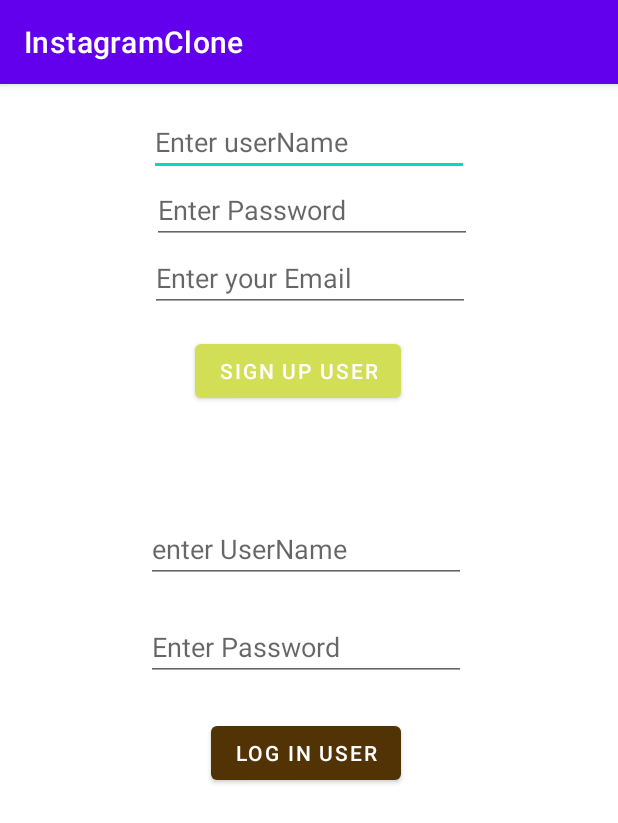
After one commit to mottaghi7/Instagram, an Android app: the SignupLoginActivity screen opened directly, with no data from a screen before it, on a phone screen of 412 x 824 dp. The commit adds this screen. Shown: the top 823 px of the screen. Run offline under Robolectric (Android 15) with nearby library versions, the phone set to English and light mode, and no system bars; libraries missing offline, so code that uses them is left out: com.parse, com.shashank.sony.

Commit message:
SignUp and Login Parse

```diff
--- /dev/null
+++ b/app/src/main/java/com/example/instagramclone/SignupLoginActivity.java
@@ -0,0 +1,74 @@
+package com.example.instagramclone;
+
+import android.os.Bundle;
+import android.os.PersistableBundle;
+import android.view.View;
+import android.widget.Button;
+import android.widget.EditText;
+
+import com.parse.GetCallback;
+import com.parse.LogInCallback;
+import com.parse.ParseException;
+import com.parse.ParseUser;
+import com.parse.SignUpCallback;
+import com.shashank.sony.fancytoastlib.FancyToast;
+
+import androidx.annotation.Nullable;
+import androidx.appcompat.app.AppCompatActivity;
+
+public class SignupLoginActivity extends AppCompatActivity {
+    private EditText edtUserNameSignUp,edtPasswordSignUp,edtUserNameLogin,edtPasswordLogin , edtEmailSignUp ;
+    private Button btnSignUp,btnLogin;
+
+    @Override
+    protected void onCreate(@Nullable Bundle savedInstanceState) {
+        super.onCreate(savedInstanceState);
+        setContentView(R.layout.signup_login_activity);
+        edtUserNameSignUp =findViewById(R.id.edtUserNameSignUp);
+        edtPasswordSignUp =findViewById(R.id.edtPasswordSignUp);
+        edtUserNameLogin =findViewById(R.id.edtUserNameLogin);
+        edtPasswordLogin =findViewById(R.id.edtPasswordLogin);
+        btnSignUp =findViewById(R.id.btnSignUp);
+        btnLogin =findViewById(R.id.btnLogin);
+        edtEmailSignUp = findViewById(R.id.edtEmailSignUp);
+        btnSignUp.setOnClickListener(new View.OnClickListener() {
+            @Override
+            public void onClick(View v) {
+                ParseUser appUser = new ParseUser();
+                appUser.setUsername(edtUserNameSignUp.getText().toString());
+                appUser.setPassword(edtPasswordSignUp.getText().toString());
+                appUser.setEmail(edtEmailSignUp.getText().toString());
+
+                appUser.signUpInBackground(new SignUpCallback() {
+                    @Override
+                    public void done(ParseException e) {
+                        if (e==null) {
+                            FancyToast.makeText(SignupLoginActivity.this, appUser.get("username") + " is SignUp Successfully", FancyToast.LENGTH_SHORT, FancyToast.SUCCESS, false).show();
+                        }else {
+                            FancyToast.makeText(SignupLoginActivity.this, e.getMessage(), FancyToast.LENGTH_SHORT, FancyToast.ERROR, false).show();
+                        }
+                        }
+
+                });
+
+            }
+        });
+
+        btnLogin.setOnClickListener(new View.OnClickListener() {
+            @Override
+            public void onClick(View v) {
+                ParseUser.logInInBackground(edtUserNameLogin.getText().toString(), edtPasswordLogin.getText().toString(), new LogInCallback() {
+                    @Override
+                    public void done(ParseUser user, ParseException e) {
+                        if (user != null & e == null){
+                            FancyToast.makeText(SignupLoginActivity.this, user.get("username") + " is Logged In Successfully", FancyToast.LENGTH_SHORT, FancyToast.SUCCESS, false).show();
+                        }else {
+                            FancyToast.makeText(SignupLoginActivity.this, e.getMessage(), FancyToast.LENGTH_SHORT, FancyToast.ERROR, false).show();
+
+                        }
+                    }
+                });
+            }
+        });
+    }
+}
--- /dev/null
+++ b/app/src/main/res/layout/signup_login_activity.xml
@@ -0,0 +1,109 @@
+<?xml version="1.0" encoding="utf-8"?>
+<androidx.constraintlayout.widget.ConstraintLayout
+    xmlns:android="http://schemas.android.com/apk/res/android"
+    xmlns:app="http://schemas.android.com/apk/res-auto"
+    xmlns:tools="http://schemas.android.com/tools"
+    android:layout_width="match_parent"
+    android:layout_height="match_parent">
+
+    <EditText
+        android:id="@+id/edtUserNameSignUp"
+        android:layout_width="wrap_content"
+        android:layout_height="wrap_content"
+        android:layout_marginEnd="99dp"
+        android:layout_marginStart="103dp"
+        android:layout_marginTop="16dp"
+        android:ems="10"
+        android:hint="Enter userName"
+        android:inputType="textPersonName"
+        app:layout_constraintBottom_toTopOf="@+id/edtPasswordSignUp"
+        app:layout_constraintEnd_toEndOf="parent"
+        app:layout_constraintHorizontal_bias="1.0"
+        app:layout_constraintStart_toStartOf="parent"
+        app:layout_constraintTop_toTopOf="parent"
+        app:layout_constraintVertical_bias="0.0" />
+
+    <EditText
+        android:id="@+id/edtPasswordSignUp"
+        android:layout_width="wrap_content"
+        android:layout_height="wrap_content"
+        android:layout_marginEnd="101dp"
+        android:layout_marginStart="101dp"
+        android:ems="10"
+        android:hint="Enter Password"
+        android:inputType="textPassword"
+        app:layout_constraintBottom_toTopOf="@+id/edtEmailSignUp"
+        app:layout_constraintEnd_toEndOf="parent"
+        app:layout_constraintHorizontal_bias="0.0"
+        app:layout_constraintStart_toStartOf="parent" />
+
+    <Button
+        android:id="@+id/btnSignUp"
+        android:layout_width="wrap_content"
+        android:layout_height="wrap_content"
+        android:layout_marginEnd="130dp"
+        android:layout_marginStart="130dp"
+        android:layout_marginTop="15dp"
+        android:text="Sign Up User"
+        app:backgroundTint="#D2DF56"
+        app:layout_constraintEnd_toEndOf="parent"
+        app:layout_constraintHorizontal_bias="0.0"
+        app:layout_constraintStart_toStartOf="parent"
+        app:layout_constraintTop_toBottomOf="@+id/edtEmailSignUp" />
+
+    <EditText
+        android:id="@+id/edtUserNameLogin"
+        android:layout_width="wrap_content"
+        android:layout_height="wrap_content"
+        android:layout_marginEnd="105dp"
+        android:layout_marginStart="97dp"
+        android:layout_marginTop="72dp"
+        android:ems="10"
+        android:hint="enter UserName"
+        android:inputType="textPersonName"
+        app:layout_constraintEnd_toEndOf="parent"
+        app:layout_constraintHorizontal_bias="0.0"
+        app:layout_constraintStart_toStartOf="parent"
+        app:layout_constraintTop_toBottomOf="@+id/btnSignUp" />
+
+    <EditText
+        android:id="@+id/edtPasswordLogin"
+        android:layout_width="wrap_content"
+        android:layout_height="wrap_content"
+        android:layout_marginEnd="105dp"
+        android:layout_marginStart="97dp"
+        android:layout_marginTop="20dp"
+        android:ems="10"
+        android:hint="Enter Password"
+        android:inputType="textPassword"
+        app:layout_constraintEnd_toEndOf="parent"
+        app:layout_constraintHorizontal_bias="0.0"
+        app:layout_constraintStart_toStartOf="parent"
+        app:layout_constraintTop_toBottomOf="@+id/edtUserNameLogin" />
+
+    <Button
+        android:id="@+id/btnLogin"
+        android:layout_width="wrap_content"
+        android:layout_height="wrap_content"
+        android:layout_marginTop="24dp"
+        android:text="LOG IN USER"
+        app:backgroundTint="#513306"
+        app:layout_constraintEnd_toEndOf="parent"
+        app:layout_constraintHorizontal_bias="0.494"
+        app:layout_constraintStart_toStartOf="parent"
+        app:layout_constraintTop_toBottomOf="@+id/edtPasswordLogin" />
+
+    <EditText
+        android:id="@+id/edtEmailSignUp"
+        android:layout_width="wrap_content"
+        android:layout_height="wrap_content"
+        android:layout_marginBottom="16dp"
+        android:ems="10"
+        android:hint="Enter your Email"
+        android:inputType="textPersonName"
+        app:layout_constraintBottom_toTopOf="@+id/btnSignUp"
+        app:layout_constraintEnd_toEndOf="parent"
+        app:layout_constraintHorizontal_bias="0.502"
+        app:layout_constraintStart_toStartOf="parent" />
+
+</androidx.constraintlayout.widget.ConstraintLayout>
```
Also changed, not shown: app/src/main/AndroidManifest.xml (+8 -6 lines), app/src/main/java/com/example/instagramclone/MainActivity.java (+64 -2 lines), app/src/main/java/com/example/instagramclone/WelcomeActivity.java (added, +14 -0 lines), app/src/main/res/layout/activity_main.xml (+81 -18 lines), app/src/main/res/layout/activity_welcome.xml (added, +9 -0 lines).
